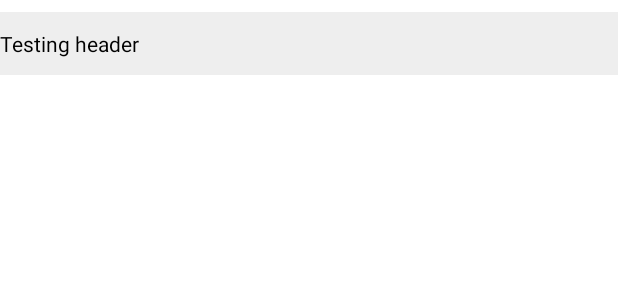
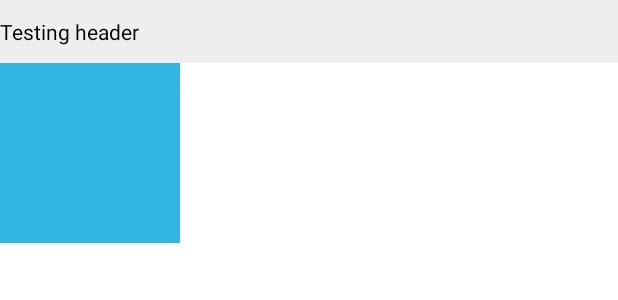
Before and after one commit to takecare/automattic-test, an Android app: the layout item_header.xml on its own in the app's theme, with its tools: preview values and no code run, on a phone screen of 412 x 824 dp. Shown: the top 300 px of the screen. Run offline under Robolectric (Android 15) with nearby library versions, the phone set to English and light mode, and no system bars; network calls fail.

Commit message:
improve item layouts

```diff
--- a/FreshlyPressed/src/main/java/com/automattic/freshlypressed/presentation/NewActivity.kt
+++ b/FreshlyPressed/src/main/java/com/automattic/freshlypressed/presentation/NewActivity.kt
@@ -1,10 +1,11 @@
 package com.automattic.freshlypressed.presentation
 
 import android.os.Bundle
+import androidx.appcompat.app.AppCompatActivity
 import androidx.fragment.app.FragmentActivity
 import com.automattic.freshlypressed.R
 
-class NewActivity : FragmentActivity() {
+class NewActivity : AppCompatActivity() {
     override fun onCreate(savedInstanceState: Bundle?) {
         super.onCreate(savedInstanceState)
         setContentView(R.layout.activity_new)
--- a/FreshlyPressed/src/main/res/layout/item_header.xml
+++ b/FreshlyPressed/src/main/res/layout/item_header.xml
@@ -12,7 +12,6 @@
     android:background="#EEEEEE"
     android:layout_width="match_parent"
     android:layout_height="42dp"
-    android:layout_marginTop="8dp"
     tools:text="Testing header" />
 
   <include
--- a/FreshlyPressed/src/main/res/layout/item_post.xml
+++ b/FreshlyPressed/src/main/res/layout/item_post.xml
@@ -2,6 +2,7 @@
 <androidx.constraintlayout.widget.ConstraintLayout xmlns:android="http://schemas.android.com/apk/res/android"
   xmlns:app="http://schemas.android.com/apk/res-auto"
   xmlns:tools="http://schemas.android.com/tools"
+  android:layout_marginBottom="8dp"
   android:layout_width="match_parent"
   android:layout_height="wrap_content"> <!--?android:attr/listPreferredItemHeightLarge-->
 
@@ -12,8 +13,7 @@
     android:contentDescription="@null"
     android:layout_marginEnd="8dp"
     android:layout_marginRight="8dp"
-    android:maxWidth="180dp"
-    android:maxHeight="180dp"
+    android:background="@android:color/holo_blue_light"
     app:layout_constraintBottom_toTopOf="@+id/barrier"
     app:layout_constraintStart_toStartOf="parent"
     app:layout_constraintTop_toTopOf="parent"
@@ -37,6 +37,10 @@
     android:layout_width="0dp"
     android:layout_height="0dp"
     android:textSize="14sp"
+    android:ellipsize="end"
+    android:maxLines="4"
+    android:layout_marginEnd="8dp"
+    android:layout_marginRight="8dp"
     app:layout_constraintBottom_toTopOf="@+id/barrier"
     app:layout_constraintEnd_toEndOf="parent"
     app:layout_constraintStart_toStartOf="@+id/title"
@@ -56,6 +60,8 @@
     android:layout_height="wrap_content"
     android:layout_marginTop="8dp"
     android:layout_marginBottom="12dp"
+    android:layout_marginStart="8dp"
+    android:layout_marginLeft="8dp"
     android:layout_marginEnd="16dp"
     android:layout_marginRight="16dp"
     android:textSize="12sp"
@@ -72,6 +78,8 @@
     android:gravity="end"
     android:layout_marginTop="8dp"
     android:layout_marginBottom="12dp"
+    android:layout_marginEnd="8dp"
+    android:layout_marginRight="8dp"
     android:textSize="12sp"
     app:layout_constraintBottom_toBottomOf="parent"
     app:layout_constraintTop_toBottomOf="@+id/barrier"
```
Also changed, not shown: FreshlyPressed/src/main/java/com/automattic/freshlypressed/presentation/PostViewHolder.kt (+8 -3 lines).
